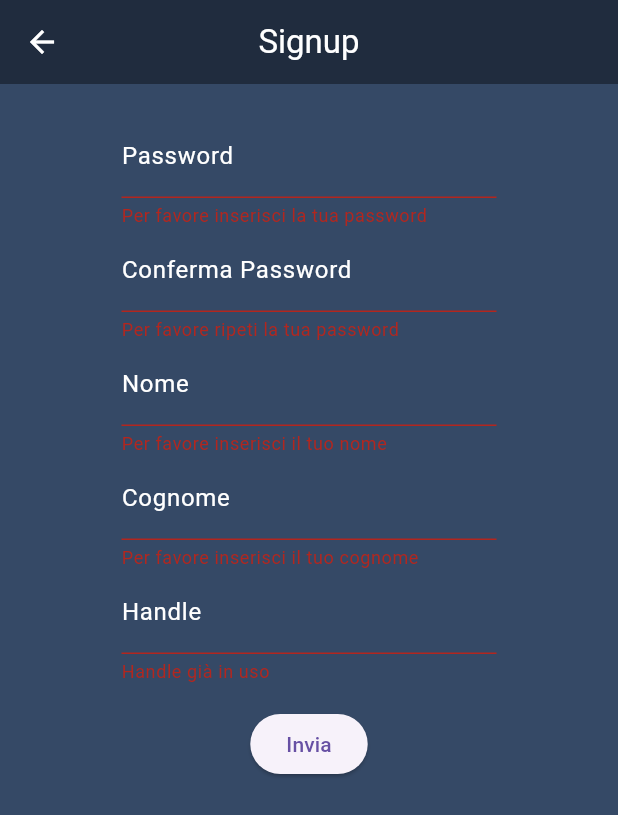
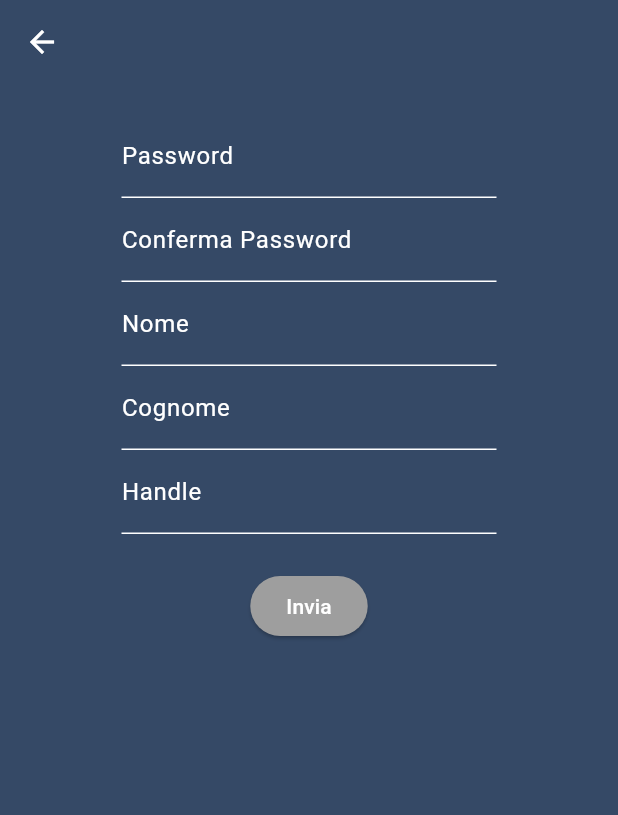
Before and after one commit to BPUP-Suite/Messanger, a Flutter app: the Signup screen opened directly with empty values, after a tap on "Invia", on a phone screen of 412 x 824 dp. Shown: the top 815 px of the screen. Run offline on Flutter 3.47's test engine with Material 3 defaults, Android fonts, the phone set to English and light mode, and no system bars; our stand-ins replace flutter_speed_dial, local_auth, shared_preferences, sqflite; accounts and stored records are empty.

Commit message:
update 14/11/2024 b: - 🛠️ FIX: Ora le hashmap sono gestite meglio

```diff
--- a/lib/faces/start/Signup/signup.dart
+++ b/lib/faces/start/Signup/signup.dart
@@ -3,7 +3,8 @@ import 'package:messanger_bpup/faces/start/Login/loginPassword.dart';
 import 'package:messanger_bpup/src/API/jsonParser.dart';
 import 'dart:async';
 
-bool handleAvailabilityValidator = false;       //controllo nel validator
+// bool handleAvailabilityValidator = false;       //controllo nel validator
+final handleAvailabilityValidator = ValueNotifier<bool>(false);
 
 class Signup extends StatelessWidget {
   const Signup({super.key, required this.emailValue});
@@ -15,12 +16,12 @@ class Signup extends StatelessWidget {
     return Scaffold(
       backgroundColor: Color(0xff354966),
       appBar: AppBar(
-        title: Text(
-          "Signup",
-          style: TextStyle(color: Colors.white),
-        ),
+        // title: Text(
+        //   "Signup",
+        //   style: TextStyle(color: Colors.white),
+        // ),
         centerTitle: true,
-        backgroundColor: Color(0xff202c3e),
+        backgroundColor: Color(0xff354966),
         iconTheme: IconThemeData(color: Colors.white),
       ),
       body: Container(
@@ -153,7 +154,13 @@ class _SignupFormState extends State<SignupForm> {
                 return null;
               },
             ),
-            TextFormField(
+
+
+
+            ValueListenableBuilder(
+                valueListenable: handleAvailabilityValidator,
+                builder: (context, handleAvailability, _) {
+                  return TextFormField(
                     cursorColor: Colors.white,
                     style: TextStyle(color: Colors.white),
                     decoration: InputDecoration(
@@ -170,6 +177,7 @@ class _SignupFormState extends State<SignupForm> {
                     //Quando il testo non viene modificato per 3 secondi fa una chiamata API
                     //per capire se l'handle è già in uso oppure no.
                     onChanged: (text) {
+                      handleAvailabilityValidator.value = false;
                       if (_handleAvailabilityTimer?.isActive ?? false)
                         _handleAvailabilityTimer!.cancel();
                       _handleAvailabilityTimer =
@@ -177,9 +185,10 @@ class _SignupFormState extends State<SignupForm> {
                             checkHandleAvailability(text);
                           });
                     },
+
+
                     validator: (value) {
-                  if(!handleAvailabilityValidator) {
-                    print(handleAvailabilityValidator);
+                      if(!handleAvailability) {
                         return 'Handle già in uso';
                       }
                       if (value == null || value.isEmpty) {
@@ -188,12 +197,56 @@ class _SignupFormState extends State<SignupForm> {
                       handleValue = value;
                       return null;
                     },
+                  );
+                }
+            ),
 
-                ),
+
+            // Padding(
+            //   padding: const EdgeInsets.symmetric(vertical: 16.0),
+            //   child: ElevatedButton(
+            //     onPressed: () {
+            //       if (_formKey.currentState!.validate()) {
+            //         SignupAndNavigate(
+            //           context,
+            //           widget.emailValue,
+            //           // Usiamo widget.emailValue poiché è definito nel StatefulWidget
+            //           nameValue,
+            //           surnameValue,
+            //           handleValue,
+            //           passwordValue,
+            //           confirm_passwordValue,
+            //         );
+            //       }
+            //     },
+            //     style: ElevatedButton.styleFrom(
+            //       backgroundColor: Colors.lightBlue,
+            //       shape: RoundedRectangleBorder(
+            //         borderRadius: BorderRadius.circular(100),
+            //       ),
+            //
+            //     ),
+            //     // child: Icon(Icons.check, color: Colors.white,),
+            //     child: Text(
+            //       "Invia",
+            //       style: TextStyle(
+            //         color: Colors.white,
+            //       ),
+            //     ),
+            //   ),
+            // ),
             Padding(
-              padding: const EdgeInsets.symmetric(vertical: 16.0),
+              padding: const EdgeInsets.all(16.0),
+              child: ValueListenableBuilder(
+                  valueListenable: handleAvailabilityValidator,
+                  builder: (context, handleAvailability, _){
+                    return AbsorbPointer(
+                      absorbing: !handleAvailability,
+                      child: TextButton(
+                        onPressed: () {},
                         child: ElevatedButton(
                           onPressed: () {
+                            print("formmmmmmmmmmmm");
                             if (_formKey.currentState!.validate()) {
                               SignupAndNavigate(
                                 context,
@@ -207,7 +260,24 @@ class _SignupFormState extends State<SignupForm> {
                               );
                             }
                           },
-                child: Text('Invia'),
+                          style: ElevatedButton.styleFrom(
+                            backgroundColor: handleAvailability ? Colors.lightBlue : Colors.grey,
+                            shape: RoundedRectangleBorder(
+                              borderRadius: BorderRadius.circular(100),
+                            ),
+
+                          ),
+                          // child: Icon(Icons.check, color: Colors.white,),
+                          child: Text(
+                            "Invia",
+                            style: TextStyle(
+                              color: Colors.white,
+                            ),
+                          ),
+                        ),
+                      ),
+                    );
+                  }
               ),
             ),
           ],
@@ -217,159 +287,9 @@ class _SignupFormState extends State<SignupForm> {
   }
 }
 
-// class SignupForm extends StatelessWidget {
-//   late String emailValue;
-//   SignupForm(String emailValue){
-//     this.emailValue=emailValue;
-//   }
-//
-//   final _formKey = GlobalKey<FormState>();
-//
-//
-//   late String passwordValue;
-//   late String confirm_passwordValue;
-//   late String nameValue;
-//   late String surnameValue;
-//   late String handleValue;
-//
-//   @override
-//   Widget build(BuildContext context) {
-//     return Form(
-//       key: _formKey,
-//       child: Container(
-//         width: 250,
-//         child: Column(
-//           children: <Widget>[
-//             TextFormField(
-//               cursorColor: Colors.white,
-//               style: TextStyle(color: Colors.white),
-//               decoration: InputDecoration(
-//                 labelText: 'Password',
-//
-//                 labelStyle: TextStyle(color: Colors.white),
-//                 enabledBorder: UnderlineInputBorder(
-//                   borderSide: BorderSide(color: Colors.white),
-//                 ),
-//                 focusedBorder: UnderlineInputBorder(
-//                   borderSide: BorderSide(color: Colors.white),
-//                 ),
-//               ),
-//               validator: (value) {
-//                 if (value == null || value.isEmpty) {
-//                   return 'Per favore inserisci la tua password';
-//                 }
-//                 passwordValue = value;
-//                 return null;
-//               },
-//             ),
-//             TextFormField(
-//               cursorColor: Colors.white,
-//               style: TextStyle(color: Colors.white),
-//               decoration: InputDecoration(
-//                 labelText: 'Conferma Password',
-//
-//                 labelStyle: TextStyle(color: Colors.white),
-//                 enabledBorder: UnderlineInputBorder(
-//                   borderSide: BorderSide(color: Colors.white),
-//                 ),
-//                 focusedBorder: UnderlineInputBorder(
-//                   borderSide: BorderSide(color: Colors.white),
-//                 ),
-//               ),
-//               validator: (value) {
-//                 if (value == null || value.isEmpty) {
-//                   return 'Per favore ripeti la tua password';
-//                 }
-//                 confirm_passwordValue = value;
-//                 return null;
-//               },
-//             ),
-//             TextFormField(
-//               cursorColor: Colors.white,
-//               style: TextStyle(color: Colors.white),
-//               decoration: InputDecoration(
-//                 labelText: 'Nome',
-//
-//                 labelStyle: TextStyle(color: Colors.white),
-//                 enabledBorder: UnderlineInputBorder(
-//                   borderSide: BorderSide(color: Colors.white),
-//                 ),
-//                 focusedBorder: UnderlineInputBorder(
-//                   borderSide: BorderSide(color: Colors.white),
-//                 ),
-//               ),
-//               validator: (value) {
-//                 if (value == null || value.isEmpty) {
-//                   return 'Per favore inserisci il tuo nome';
-//                 }
-//                 nameValue = value;
-//                 return null;
-//               },
-//             ),
-//             TextFormField(
-//               cursorColor: Colors.white,
-//               style: TextStyle(color: Colors.white),
-//               decoration: InputDecoration(
-//                 labelText: 'Cognome',
-//
-//                 labelStyle: TextStyle(color: Colors.white),
-//                 enabledBorder: UnderlineInputBorder(
-//                   borderSide: BorderSide(color: Colors.white),
-//                 ),
-//                 focusedBorder: UnderlineInputBorder(
-//                   borderSide: BorderSide(color: Colors.white),
-//                 ),
-//               ),
-//               validator: (value) {
-//                 if (value == null || value.isEmpty) {
-//                   return 'Per favore inserisci il tuo cognome';
-//                 }
-//                 surnameValue = value;
-//                 return null;
-//               },
-//             ),
-//             TextFormField(
-//               cursorColor: Colors.white,
-//               style: TextStyle(color: Colors.white),
-//               decoration: InputDecoration(
-//                 labelText: 'Handle',
-//
-//                 labelStyle: TextStyle(color: Colors.white),
-//                 enabledBorder: UnderlineInputBorder(
-//                   borderSide: BorderSide(color: Colors.white),
-//                 ),
-//                 focusedBorder: UnderlineInputBorder(
-//                   borderSide: BorderSide(color: Colors.white),
-//                 ),
-//               ),
-//               validator: (value) {
-//                 if (value == null || value.isEmpty) {
-//                   return 'Per favore inserisci il tuo handle';
-//                 }
-//                 handleValue = value;
-//                 return null;
-//               },
-//               onChanged: (text) {
-//                 print("-------------------------------------------------testo cambiato in: $text");
-//               },
-//             ),
-//             Padding(
-//               padding: const EdgeInsets.symmetric(vertical: 16.0),
-//               child: ElevatedButton(
-//                 onPressed: () {
-//                   if (_formKey.currentState!.validate()) {
-//                     SignupAndNavigate(context, emailValue, nameValue, surnameValue, handleValue, passwordValue, confirm_passwordValue);
-//                   }
-//                 },
-//                 child: Text('Invia'),
-//               ),
-//             ),
-//           ],
-//         ),
-//       ),
-//     );
-//   }
-// }
+
+
+
 
 void SignupAndNavigate(
     BuildContext context,
@@ -401,13 +321,11 @@ void SignupAndNavigate(
 void checkHandleAvailability(String handle) async {
   bool handleAvailability = await JsonParser.handleAvailability(handle);
 
-  // print(handleAvailability == true);
-
   if (handleAvailability) {
-    print(handleAvailability);
-    handleAvailabilityValidator = true;
+    handleAvailabilityValidator.value = true;
+    print("Disponibilità handle nella funzione: $handleAvailability");
   }else {
-    print(handleAvailability);
-    handleAvailabilityValidator = false;
+    handleAvailabilityValidator.value = false;
+    print("Disponibilità handle nella funzione: $handleAvailability");
   }
 }
```
Also changed, not shown: lib/src/webSocketMethods.dart (+9 -0 lines), 2 other files. Lines whose indentation alone changed are shown as unchanged.
